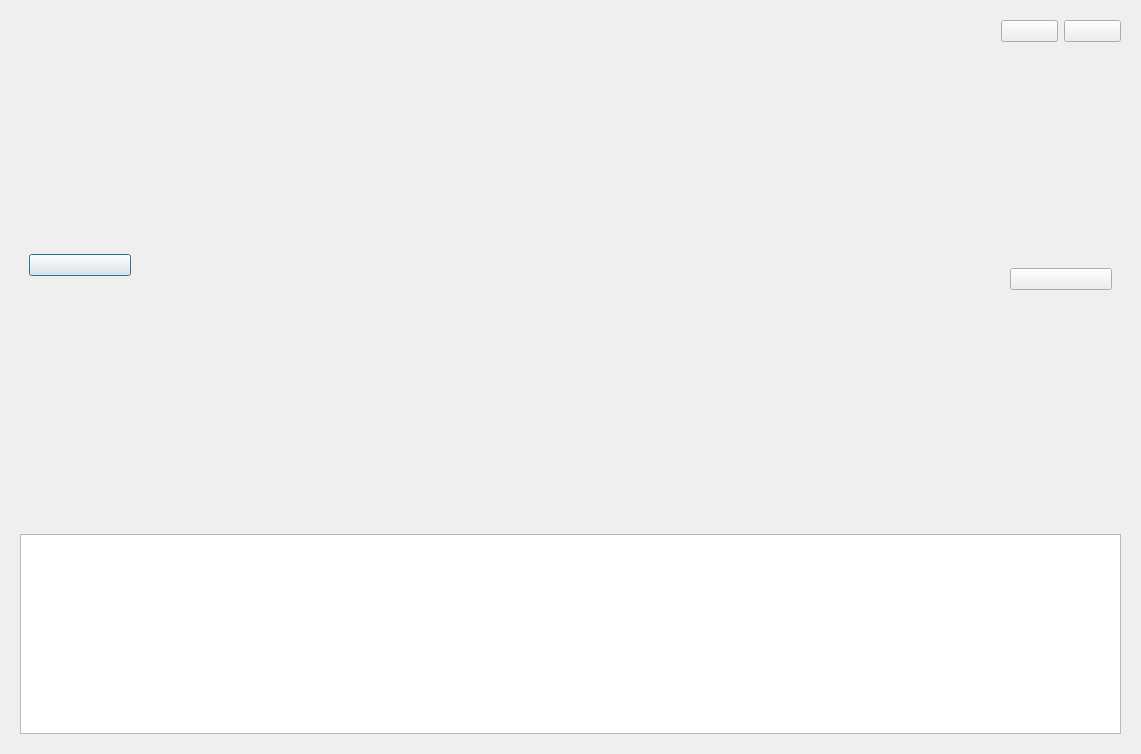
The window that album/slidedlg.ui (RoadToSea/Qt_projects) describes before a commit, drawn with Qt 5.
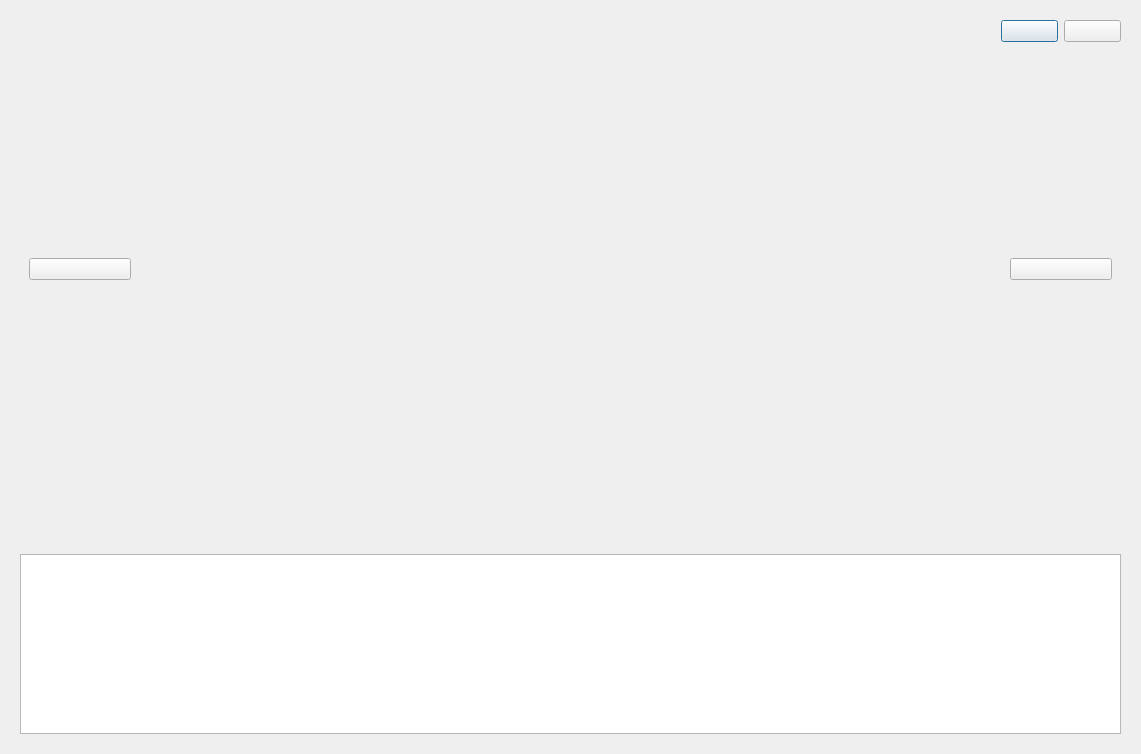
The same window after the commit. Custom widgets are drawn as their Qt base class.

What changed in the file:
```diff
--- a/album/slidedlg.ui
+++ b/album/slidedlg.ui
@@ -13,11 +13,29 @@
   <property name="windowTitle">
    <string>Dialog</string>
   </property>
-  <layout class="QVBoxLayout" name="verticalLayout" stretch="7,3">
+  <layout class="QVBoxLayout" name="verticalLayout" stretch="8,0,3">
    <item>
     <widget class="QWidget" name="widget" native="true">
      <layout class="QGridLayout" name="gridLayout">
-      <item row="0" column="0" rowspan="2">
+      <item row="0" column="2">
+       <layout class="QHBoxLayout" name="horizontalLayout_16">
+        <item>
+         <widget class="slideStateButton" name="playBtn">
+          <property name="text">
+           <string/>
+          </property>
+         </widget>
+        </item>
+        <item>
+         <widget class="picButton" name="closeBtn">
+          <property name="text">
+           <string/>
+          </property>
+         </widget>
+        </item>
+       </layout>
+      </item>
+      <item row="1" column="0">
        <widget class="QWidget" name="prePicWidget" native="true">
         <property name="maximumSize">
          <size>
@@ -36,8 +54,21 @@
         </layout>
        </widget>
       </item>
-      <item row="0" column="1" rowspan="2">
-       <widget class="SlideAnimationWid" name="showPicWidget" native="true"/>
+      <item row="1" column="1">
+       <widget class="SlideAnimationWid" name="showPicWidget" native="true">
+        <property name="minimumSize">
+         <size>
+          <width>0</width>
+          <height>0</height>
+         </size>
+        </property>
+        <property name="maximumSize">
+         <size>
+          <width>16777215</width>
+          <height>16777215</height>
+         </size>
+        </property>
+       </widget>
       </item>
       <item row="1" column="2">
        <widget class="QWidget" name="nextPicWidget" native="true">
@@ -58,32 +89,46 @@
         </layout>
        </widget>
       </item>
-      <item row="0" column="2">
-       <layout class="QHBoxLayout" name="horizontalLayout_16">
-        <item>
-         <widget class="slideStateButton" name="playBtn">
-          <property name="text">
-           <string/>
-          </property>
-         </widget>
-        </item>
-        <item>
-         <widget class="picButton" name="closeBtn">
-          <property name="text">
-           <string/>
-          </property>
-         </widget>
-        </item>
-       </layout>
-      </item>
      </layout>
     </widget>
    </item>
+   <item>
+    <spacer name="verticalSpacer">
+     <property name="orientation">
+      <enum>Qt::Vertical</enum>
+     </property>
+     <property name="sizeHint" stdset="0">
+      <size>
+       <width>20</width>
+       <height>40</height>
+      </size>
+     </property>
+    </spacer>
+   </item>
    <item>
     <widget class="QWidget" name="widget_2" native="true">
      <layout class="QHBoxLayout" name="horizontalLayout">
       <item>
-       <widget class="QListWidget" name="listPicWidget"/>
+       <widget class="PreListWid" name="listPicWidget">
+        <property name="sizePolicy">
+         <sizepolicy hsizetype="Expanding" vsizetype="Fixed">
+          <horstretch>0</horstretch>
+          <verstretch>0</verstretch>
+         </sizepolicy>
+        </property>
+        <property name="minimumSize">
+         <size>
+          <width>0</width>
+          <height>180</height>
+         </size>
+        </property>
+        <property name="maximumSize">
+         <size>
+          <width>16777215</width>
+          <height>180</height>
+         </size>
+        </property>
+       </widget>
       </item>
      </layout>
     </widget>
@@ -107,6 +152,11 @@
    <header>../../../code/album/slideanimationwid.h</header>
    <container>1</container>
   </customwidget>
+  <customwidget>
+   <class>PreListWid</class>
+   <extends>QListWidget</extends>
+   <header>../../../code/album/prelistwid.h</header>
+  </customwidget>
  </customwidgets>
  <resources/>
  <connections/>
```
